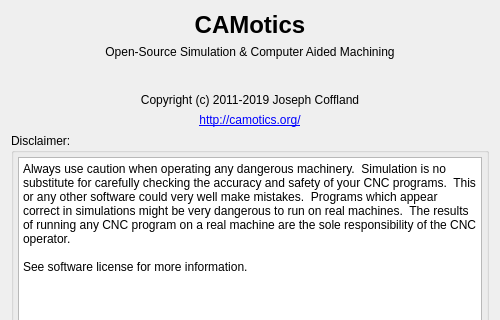
This is qt/about_dialog.ui in CauldronDevelopmentLLC/CAMotics as Qt 5 draws it before an edit; both pictures show x 0 to 500 and y 0 to 320 of the 500 by 493 pixel window. The edited form follows.
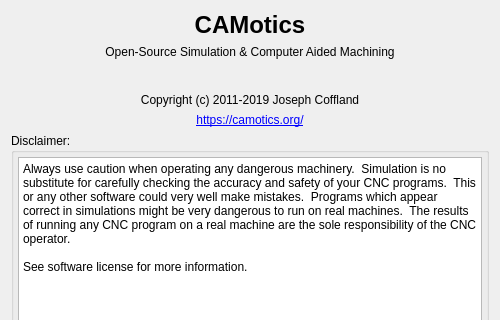
This is the edited form.

The edit to the form file:
```diff
--- a/qt/about_dialog.ui
+++ b/qt/about_dialog.ui
@@ -87,7 +87,7 @@
    <item>
     <widget class="QLabel" name="label_4">
      <property name="text">
-      <string>&lt;a href=&quot;http://camotics.org/&quot;&gt;http://camotics.org/&lt;/a&gt;</string>
+      <string>&lt;html&gt;&lt;head/&gt;&lt;body&gt;&lt;p&gt;&lt;a href=&quot;https://camotics.org/&quot;&gt;&lt;span style=&quot; text-decoration: underline; color:#0000ff;&quot;&gt;https://camotics.org/&lt;/span&gt;&lt;/a&gt;&lt;/p&gt;&lt;/body&gt;&lt;/html&gt;</string>
      </property>
      <property name="alignment">
       <set>Qt::AlignCenter</set>
```
